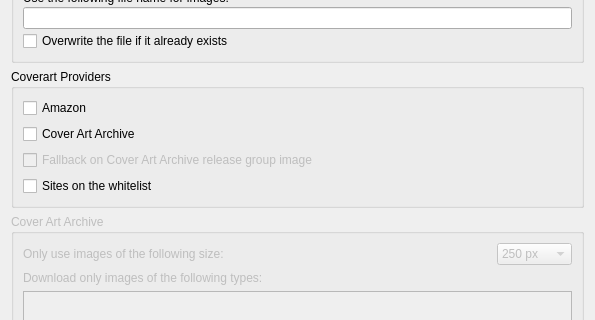
Qt form ui/options_cover.ui (metabrainz/picard) before a commit; both pictures show x 0 to 595 and y 115 to 435 of the 595 by 560 pixel window.
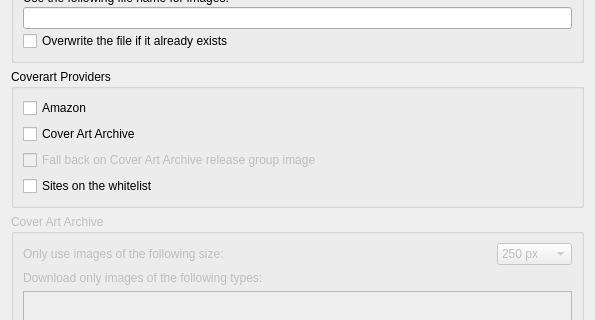
The same form after that commit.

Commit message: Fallback -> Fall back

The edit to the form file:
```diff
--- a/ui/options_cover.ui
+++ b/ui/options_cover.ui
@@ -90,7 +90,7 @@
          <bool>false</bool>
         </property>
         <property name="text">
-         <string>Fallback on Cover Art Archive release group image</string>
+         <string>Fall back on Cover Art Archive release group image</string>
         </property>
        </widget>
       </item>
```
The commit also changes 1 other file.
